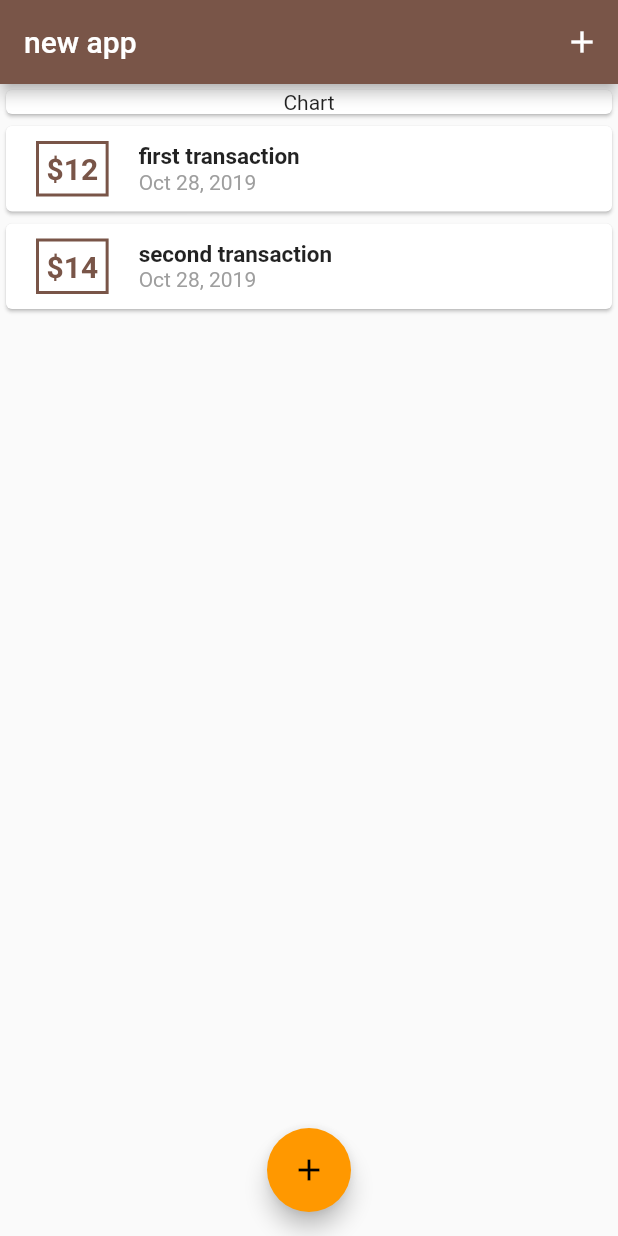
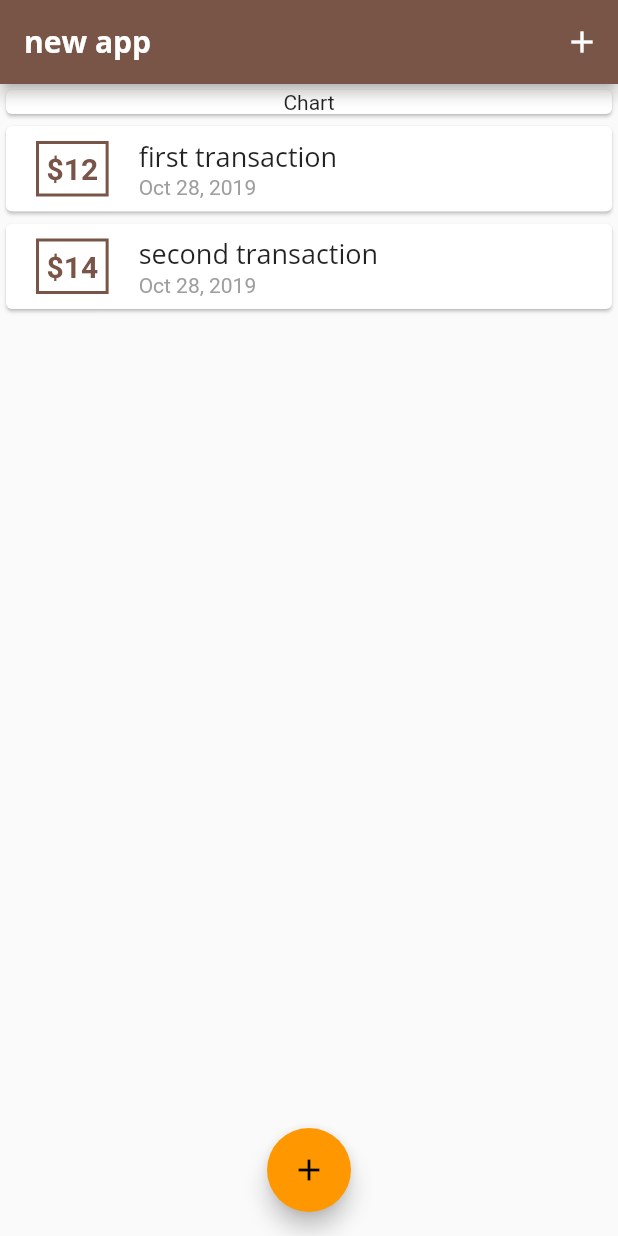
Before and after one commit to aaa59891/flutter_practice_personal_expenses, a Flutter app: the screen it shows after launch, on a phone screen of 412 x 824 dp. Run offline on Flutter 3.47's test engine with Material 2 defaults, Android fonts, the phone set to English and light mode, and no system bars.

Commit message:
add two fonts and set textTheme

```diff
--- a/lib/main.dart
+++ b/lib/main.dart
@@ -12,6 +12,22 @@ class MyApp extends StatelessWidget {
       theme: ThemeData(
         primarySwatch: Colors.brown,
         accentColor: Colors.orange,
+        fontFamily: 'Quicksand',
+        textTheme: ThemeData.light().textTheme.copyWith(
+              title: TextStyle(
+                fontSize: 18,
+                fontFamily: 'OpenSans',
+              ),
+            ),
+        appBarTheme: AppBarTheme(
+          textTheme: ThemeData.light().textTheme.copyWith(
+                title: TextStyle(
+                  fontFamily: 'OpenSans',
+                  fontSize: 20,
+                  fontWeight: FontWeight.bold,
+                ),
+              ),
+        ),
       ),
     );
   }
--- a/lib/pages/home.dart
+++ b/lib/pages/home.dart
@@ -53,6 +53,7 @@ class _HomeState extends State<Home> {
     return Scaffold(
       appBar: AppBar(
         title: Text('new app'),
+        centerTitle: false,
         actions: <Widget>[
           IconButton(
             icon: Icon(Icons.add),
--- a/lib/widgets/stateless/transaction_item.dart
+++ b/lib/widgets/stateless/transaction_item.dart
@@ -37,10 +37,7 @@ class TransactionItem extends StatelessWidget {
             children: <Widget>[
               Text(
                 transaction.title,
-                style: TextStyle(
-                  fontSize: 15,
-                  fontWeight: FontWeight.bold,
-                ),
+                style: Theme.of(context).textTheme.title,
               ),
               Text(
                 DateFormat.yMMMd().format(transaction.date),
```
Also changed, not shown: pubspec.yaml (+14 -6 lines), assets/fonts/OpenSans-Bold.ttf (added), assets/fonts/OpenSans-Regular.ttf (added), assets/fonts/Quicksand-Bold.ttf (added), assets/fonts/Quicksand-Light.ttf (added), assets/fonts/Quicksand-Medium.ttf (added), assets/fonts/Quicksand-Regular.ttf (added).
